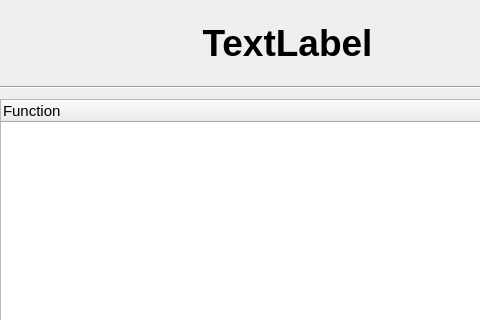
Old version of the form Ui/mainform.ui in the repository golden7602/zion; both pictures show x 0 to 480 and y 0 to 320 of the 1128 by 648 pixel window.
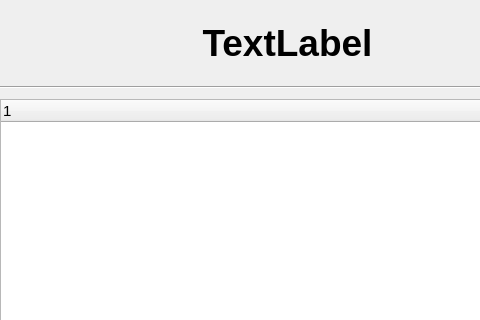
New version of the form. Icons and pictures are not drawn.

Diff of the .ui file:
```diff
--- a/Ui/mainform.ui
+++ b/Ui/mainform.ui
@@ -238,16 +238,12 @@
        </property>
        <property name="font">
         <font>
+         <family>Arial</family>
          <pointsize>11</pointsize>
          <weight>50</weight>
          <bold>false</bold>
         </font>
        </property>
-       <column>
-        <property name="text">
-         <string>Function</string>
-        </property>
-       </column>
       </widget>
       <widget class="QStackedWidget" name="stackedWidget">
        <widget class="QWidget" name="page"/>
```
Left out of the diff: 4 changed lines with no effect on the pictures.
